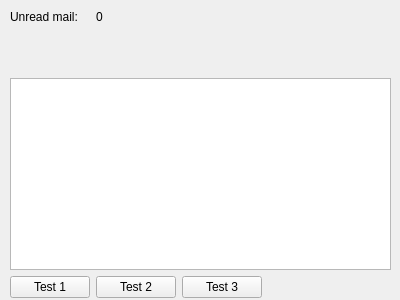
Ximi1970/systray-x, file app/SysTray-X/SysTray-X-app/debugwidget.ui: the form before one commit.
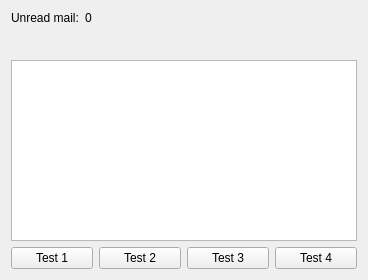
The form after the commit. Icons and pictures are not drawn.

Patch:
```diff
--- a/app/SysTray-X/SysTray-X-app/debugwidget.ui
+++ b/app/SysTray-X/SysTray-X-app/debugwidget.ui
@@ -6,8 +6,8 @@
    <rect>
     <x>0</x>
     <y>0</y>
-    <width>400</width>
-    <height>300</height>
+    <width>368</width>
+    <height>280</height>
    </rect>
   </property>
   <property name="windowTitle">
@@ -17,16 +17,21 @@
    <iconset resource="SysTray-X.qrc">
     <normaloff>:/files/icons/SysTray-X.png</normaloff>:/files/icons/SysTray-X.png</iconset>
   </property>
-  <widget class="QWidget" name="layoutWidget">
-   <property name="geometry">
-    <rect>
-     <x>10</x>
-     <y>10</y>
-     <width>381</width>
-     <height>288</height>
-    </rect>
-   </property>
    <layout class="QGridLayout" name="gridLayout">
+   <item row="0" column="0">
+    <widget class="QLabel" name="unreadMailTextLabel">
+     <property name="text">
+      <string>Unread mail:</string>
+     </property>
+    </widget>
+   </item>
+   <item row="0" column="1">
+    <widget class="QLabel" name="unreadMailLabel">
+     <property name="text">
+      <string>0</string>
+     </property>
+    </widget>
+   </item>
     <item row="1" column="0">
      <spacer name="verticalSpacer">
       <property name="orientation">
@@ -40,59 +45,55 @@
       </property>
      </spacer>
     </item>
-    <item row="1" column="3">
+   <item row="1" column="2">
      <spacer name="horizontalSpacer">
       <property name="orientation">
        <enum>Qt::Horizontal</enum>
       </property>
       <property name="sizeHint" stdset="0">
        <size>
-        <width>40</width>
+       <width>254</width>
         <height>20</height>
        </size>
       </property>
      </spacer>
     </item>
-    <item row="4" column="1">
-     <widget class="QPushButton" name="test2PushButton">
-      <property name="text">
-       <string>Test 2</string>
-      </property>
-     </widget>
-    </item>
-    <item row="2" column="0" colspan="4">
+   <item row="2" column="0" colspan="3">
      <widget class="QTextEdit" name="textEdit"/>
     </item>
-    <item row="0" column="0">
-     <widget class="QLabel" name="unreadMailTextLabel">
-      <property name="text">
-       <string>Unread mail:</string>
-      </property>
-     </widget>
-    </item>
-    <item row="4" column="0">
+   <item row="3" column="0" colspan="3">
+    <layout class="QHBoxLayout" name="horizontalLayout">
+     <item>
      <widget class="QPushButton" name="test1PushButton">
       <property name="text">
        <string>Test 1</string>
       </property>
      </widget>
     </item>
-    <item row="0" column="1">
-     <widget class="QLabel" name="unreadMailLabel">
+     <item>
+      <widget class="QPushButton" name="test2PushButton">
       <property name="text">
-       <string>0</string>
+        <string>Test 2</string>
       </property>
      </widget>
     </item>
-    <item row="4" column="2">
+     <item>
      <widget class="QPushButton" name="test3PushButton">
       <property name="text">
        <string>Test 3</string>
       </property>
      </widget>
     </item>
-   </layout>
-  </widget>
+     <item>
+      <widget class="QPushButton" name="test4PushButton">
+       <property name="text">
+        <string>Test 4</string>
+       </property>
+      </widget>
+     </item>
+    </layout>
+   </item>
+  </layout>
  </widget>
  <resources>
   <include location="SysTray-X.qrc"/>
```
Lines whose indentation alone changed are shown as unchanged.
